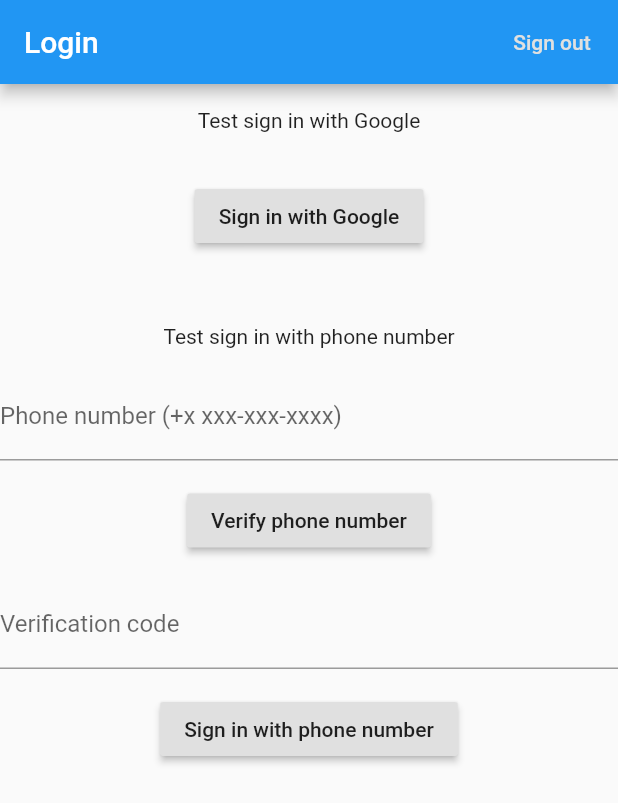
After one commit to joshua-m-baker/throwback, a Flutter app: the screen it shows after launch, after a tap on "Sign in with Google", on a phone screen of 412 x 824 dp. The commit adds this screen. Shown: the top 803 px of the screen. Run offline on Flutter 3.47's test engine with Material 2 defaults, Android fonts, the phone set to English and light mode, and no system bars; our stand-ins replace cloud_firestore, firebase_auth, google_sign_in, shared_preferences; accounts and stored records are empty; network calls fail; Roboto replaces fonts that are missing (Helvetica).

```diff
--- a/lib/contacts.dart
+++ b/lib/contacts.dart
@@ -7,7 +7,5 @@ class Person {
 }
 
 List<Person> contacts = [
-  Person("Bob"),
-  Person("Larry"),
-  Person("Kaitlynne")
+  Person("Test Person"),
 ];
--- /dev/null
+++ b/lib/signin_page.dart
@@ -0,0 +1,310 @@
+import 'package:flutter/material.dart';
+import 'package:firebase_auth/firebase_auth.dart';
+import 'package:google_sign_in/google_sign_in.dart';
+import 'package:throwback/main.dart';
+import 'package:shared_preferences/shared_preferences.dart';
+
+final FirebaseAuth _auth = FirebaseAuth.instance;
+final GoogleSignIn _googleSignIn = GoogleSignIn();
+
+SharedPreferences prefs;
+
+class SignInPage extends StatefulWidget {
+  final String title = 'Login';
+  @override
+  State<StatefulWidget> createState() => SignInPageState();
+}
+
+class SignInPageState extends State<SignInPage> {
+
+  bool signedIn = false;
+  bool isLoading = false;
+
+  @override
+  void initState() {
+    super.initState();
+    handleSignIn();
+  }
+
+  void handleSignIn() async{
+    this.setState(() {
+      isLoading = true;
+    });
+
+    prefs = await SharedPreferences.getInstance();
+
+    signedIn = await _googleSignIn.isSignedIn();
+    signedIn = false;
+    if (signedIn) {
+      Navigator.pushReplacement(
+        context,
+        MaterialPageRoute(builder: (context) => ContactsPage(userId: prefs.getString("id"))),
+      );
+    }
+
+    this.setState(() {
+      isLoading = false;
+    });
+
+  }
+
+  @override
+  Widget build(BuildContext context) {
+    return Scaffold(
+      appBar: AppBar(
+        title: Text(widget.title),
+        actions: <Widget>[
+          Builder(builder: (BuildContext context) {
+            return FlatButton(
+              child: const Text('Sign out'),
+              textColor: Theme.of(context).buttonColor,
+              onPressed: () async {
+                final FirebaseUser user = await _auth.currentUser();
+                if (user == null) {
+                  Scaffold.of(context).showSnackBar(const SnackBar(
+                    content: Text('No one has signed in.'),
+                  ));
+                  return;
+                }
+                _signOut();
+                final String uid = user.uid;
+                Scaffold.of(context).showSnackBar(SnackBar(
+                  content: Text(uid + ' has successfully signed out.'),
+                ));
+              },
+            );
+          })
+        ],
+      ),
+      body: Builder(builder: (BuildContext context) {
+        return ListView(
+          scrollDirection: Axis.vertical,
+          children: <Widget>[
+            _GoogleSignInSection(),
+            _PhoneSignInSection(Scaffold.of(context)),
+          ],
+        );
+      }),
+    );
+  }
+
+  // Example code for sign out.
+  void _signOut() async {
+    await _auth.signOut();
+    await prefs.remove('id');
+  }
+}
+
+class _GoogleSignInSection extends StatefulWidget {
+  @override
+  State<StatefulWidget> createState() => _GoogleSignInSectionState();
+}
+
+class _GoogleSignInSectionState extends State<_GoogleSignInSection> {
+  bool _success;
+  String _userID;
+  @override
+  Widget build(BuildContext context) {
+    return Column(
+      children: <Widget>[
+        Container(
+          child: const Text('Test sign in with Google'),
+          padding: const EdgeInsets.all(16),
+          alignment: Alignment.center,
+        ),
+        Container(
+          padding: const EdgeInsets.symmetric(vertical: 16.0),
+          alignment: Alignment.center,
+          child: RaisedButton(
+            onPressed: () async {
+              _signInWithGoogle();
+            },
+            child: const Text('Sign in with Google'),
+          ),
+        ),
+        Container(
+          alignment: Alignment.center,
+          padding: const EdgeInsets.symmetric(horizontal: 16),
+          child: Text(
+            _success == null
+                ? ''
+                : (_success
+                    ? 'Successfully signed in'
+                    : 'Sign in failed'),
+            style: TextStyle(color: Colors.red),
+          ),
+        )
+      ],
+    );
+  }
+
+  // Example code of how to sign in with google.
+  void _signInWithGoogle() async {
+    final GoogleSignInAccount googleUser = await _googleSignIn.signIn();
+    final GoogleSignInAuthentication googleAuth =
+        await googleUser.authentication;
+    final AuthCredential credential = GoogleAuthProvider.getCredential(
+      accessToken: googleAuth.accessToken,
+      idToken: googleAuth.idToken,
+    );
+    final FirebaseUser user =
+        (await _auth.signInWithCredential(credential)).user;
+    assert(user.email != null);
+    assert(user.displayName != null);
+    assert(!user.isAnonymous);
+    assert(await user.getIdToken() != null);
+
+    final FirebaseUser currentUser = await _auth.currentUser();
+    assert(user.uid == currentUser.uid);
+    prefs = await SharedPreferences.getInstance();
+
+    setState(() {
+      if (user != null) {
+        _success = true;
+        _userID = user.uid;
+        prefs.setString("id", user.uid);
+        Navigator.pushReplacement(
+          context,
+          MaterialPageRoute(builder: (context) => ContactsPage(userId: prefs.getString("id"))),
+        );
+      } else {
+        _success = false;
+      }
+    });
+  }
+}
+
+class _PhoneSignInSection extends StatefulWidget {
+  _PhoneSignInSection(this._scaffold);
+
+  final ScaffoldState _scaffold;
+  @override
+  State<StatefulWidget> createState() => _PhoneSignInSectionState();
+}
+
+class _PhoneSignInSectionState extends State<_PhoneSignInSection> {
+  final TextEditingController _phoneNumberController = TextEditingController();
+  final TextEditingController _smsController = TextEditingController();
+
+  String _message = '';
+  String _verificationId;
+
+  @override
+  Widget build(BuildContext context) {
+    return Column(
+      crossAxisAlignment: CrossAxisAlignment.start,
+      children: <Widget>[
+        Container(
+          child: const Text('Test sign in with phone number'),
+          padding: const EdgeInsets.all(16),
+          alignment: Alignment.center,
+        ),
+        TextFormField(
+          controller: _phoneNumberController,
+          decoration: const InputDecoration(
+              labelText: 'Phone number (+x xxx-xxx-xxxx)'),
+          validator: (String value) {
+            if (value.isEmpty) {
+              return 'Phone number (+x xxx-xxx-xxxx)';
+            }
+            return null;
+          },
+        ),
+        Container(
+          padding: const EdgeInsets.symmetric(vertical: 16.0),
+          alignment: Alignment.center,
+          child: RaisedButton(
+            onPressed: () async {
+              _verifyPhoneNumber();
+            },
+            child: const Text('Verify phone number'),
+          ),
+        ),
+        TextField(
+          controller: _smsController,
+          decoration: const InputDecoration(labelText: 'Verification code'),
+        ),
+        Container(
+          padding: const EdgeInsets.symmetric(vertical: 16.0),
+          alignment: Alignment.center,
+          child: RaisedButton(
+            onPressed: () async {
+              _signInWithPhoneNumber();
+            },
+            child: const Text('Sign in with phone number'),
+          ),
+        ),
+        Container(
+          alignment: Alignment.center,
+          padding: const EdgeInsets.symmetric(horizontal: 16),
+          child: Text(
+            _message,
+            style: TextStyle(color: Colors.red),
+          ),
+        )
+      ],
+    );
+  }
+
+  // Example code of how to verify phone number
+  void _verifyPhoneNumber() async {
+    setState(() {
+      _message = '';
+    });
+    final PhoneVerificationCompleted verificationCompleted =
+        (AuthCredential phoneAuthCredential) {
+      _auth.signInWithCredential(phoneAuthCredential);
+      setState(() {
+        _message = 'Received phone auth credential: $phoneAuthCredential';
+      });
+    };
+
+    final PhoneVerificationFailed verificationFailed =
+        (AuthException authException) {
+      setState(() {
+        _message =
+            'Phone number verification failed. Code: ${authException.code}. Message: ${authException.message}';
+      });
+    };
+
+    final PhoneCodeSent codeSent =
+        (String verificationId, [int forceResendingToken]) async {
+      widget._scaffold.showSnackBar(const SnackBar(
+        content: Text('Please check your phone for the verification code.'),
+      ));
+      _verificationId = verificationId;
+    };
+
+    final PhoneCodeAutoRetrievalTimeout codeAutoRetrievalTimeout =
+        (String verificationId) {
+      _verificationId = verificationId;
+    };
+
+    await _auth.verifyPhoneNumber(
+        phoneNumber: _phoneNumberController.text,
+        timeout: const Duration(seconds: 5),
+        verificationCompleted: verificationCompleted,
+        verificationFailed: verificationFailed,
+        codeSent: codeSent,
+        codeAutoRetrievalTimeout: codeAutoRetrievalTimeout);
+  }
+
+  // Example code of how to sign in with phone.
+  void _signInWithPhoneNumber() async {
+    final AuthCredential credential = PhoneAuthProvider.getCredential(
+      verificationId: _verificationId,
+      smsCode: _smsController.text,
+    );
+    final FirebaseUser user =
+        (await _auth.signInWithCredential(credential)).user;
+    final FirebaseUser currentUser = await _auth.currentUser();
+    assert(user.uid == currentUser.uid);
+    setState(() {
+      if (user != null) {
+        _message = 'Successfully signed in, uid: ' + user.uid;
+      } else {
+        _message = 'Sign in failed';
+      }
+    });
+  }
+}
```
Also changed, not shown: lib/chat_page.dart (+70 -36 lines), lib/main.dart (+11 -3 lines), pubspec.yaml (+12 -0 lines), pubspec.lock, 6 other files.
